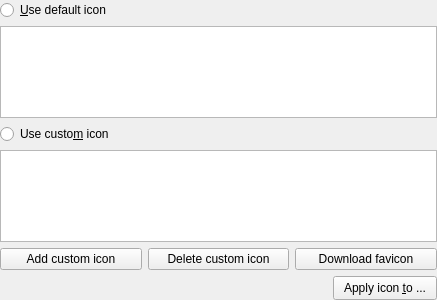
This is src/gui/EditWidgetIcons.ui in keepassxreboot/keepassxc as Qt 5 draws it before an edit. The edited form follows.
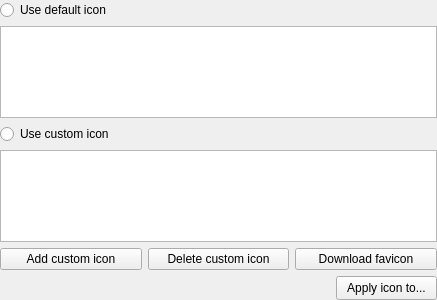
This is the edited form.

Diff of the .ui file:
```diff
--- a/src/gui/EditWidgetIcons.ui
+++ b/src/gui/EditWidgetIcons.ui
@@ -26,7 +26,7 @@
    <item>
     <widget class="QRadioButton" name="defaultIconsRadio">
      <property name="text">
-      <string>&amp;Use default icon</string>
+      <string>Use default icon</string>
      </property>
     </widget>
    </item>
@@ -58,7 +58,7 @@
    <item>
     <widget class="QRadioButton" name="customIconsRadio">
      <property name="text">
-      <string>Use custo&amp;m icon</string>
+      <string>Use custom icon</string>
      </property>
     </widget>
    </item>
@@ -151,7 +151,7 @@
         <string notr="true">padding: 4px 10px</string>
        </property>
        <property name="text">
-        <string>Apply icon &amp;to ...</string>
+        <string>Apply icon to...</string>
        </property>
       </widget>
      </item>
```
